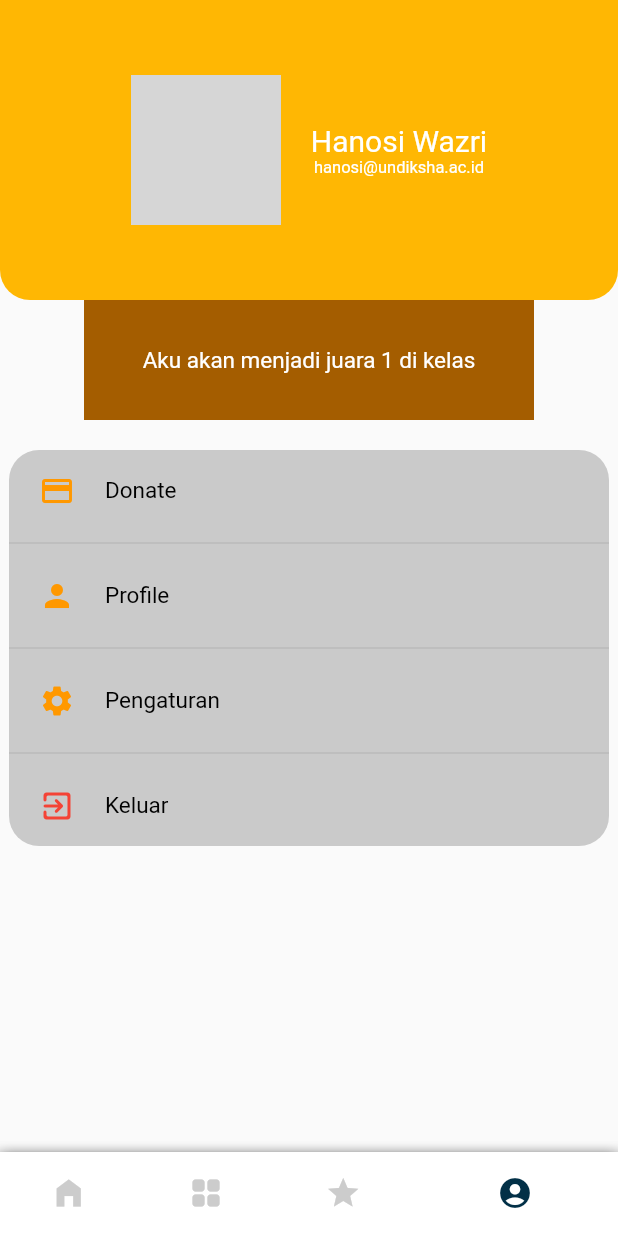
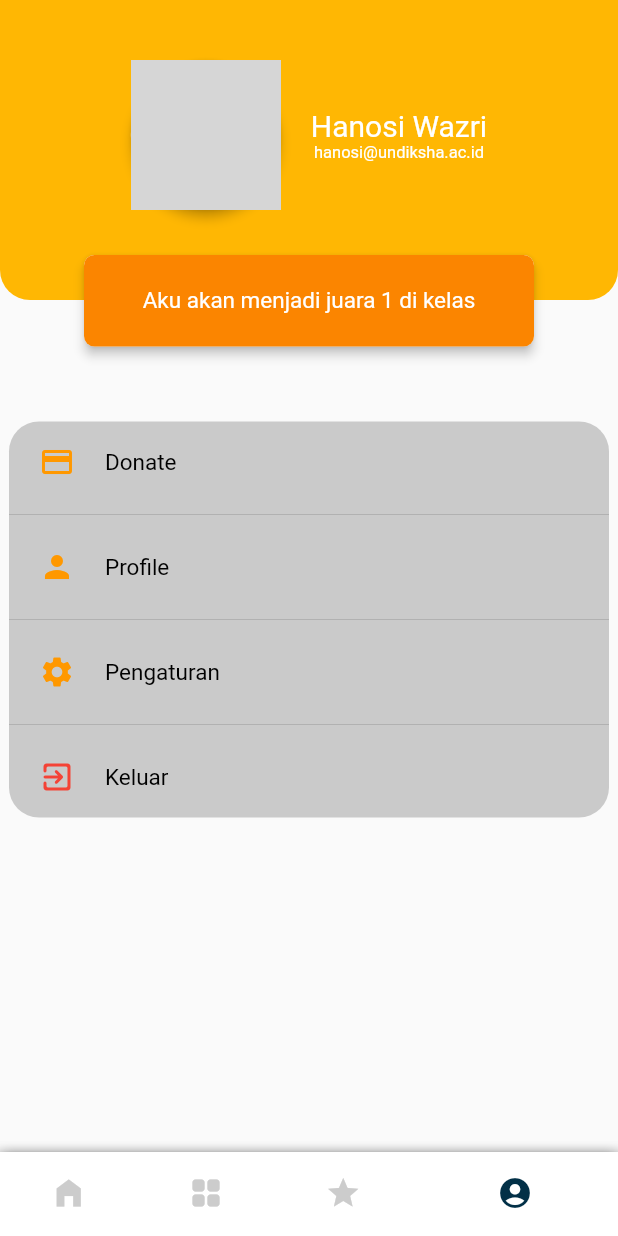
Before and after one commit to wahyusinggihw/lidm-studymate, a Flutter app: the screen it shows after launch, item 4 of the bottom bar chosen, on a phone screen of 412 x 824 dp. Run offline on Flutter 3.47's test engine with Material 2 defaults, Android fonts, the light colour scheme and no system bars; our stand-ins replace firebase_core, google_fonts; accounts and stored records are empty; network calls fail; grey boxes are pictures that could not be loaded.

Commit message:
fix menu me

```diff
--- a/lib/main/bottomBar.dart
+++ b/lib/main/bottomBar.dart
@@ -5,7 +5,11 @@ import 'package:study_mate/main/home.dart';
 import 'package:study_mate/main/me.dart';
 import 'package:study_mate/main/quad.dart';
 
-Color globalColor = Color(0xffFFB703);
+Color colorOrange = const Color(0xffFFB703);
+Color colorOrange1 = const Color(0xffFB8500);
+Color colorBlue = const Color(0xff8ECAE6);
+Color colorBlue1 = const Color(0xff219EBC);
+Color colorBlue2 = const Color(0xff023047);
 
 class BottomBar extends StatefulWidget {
   const BottomBar({Key? key}) : super(key: key);
--- a/lib/main/me.dart
+++ b/lib/main/me.dart
@@ -1,4 +1,5 @@
 import 'package:flutter/material.dart';
+import 'package:study_mate/main/bottomBar.dart';
 
 class Me extends StatefulWidget {
   const Me({Key? key}) : super(key: key);
@@ -26,28 +27,29 @@ class _MeState extends State<Me> with SingleTickerProviderStateMixin {
   Widget build(BuildContext context) {
     return MaterialApp(
       home: Scaffold(
-        body: Stack(
+        body: Column(
           children: [
-            Container(
-              child: Column(
+            Stack(
               children: [
                 Container(
                   height: 200,
-                    decoration: (BoxDecoration(
+                  decoration: const BoxDecoration(
                     borderRadius: BorderRadius.only(
                         bottomLeft: Radius.circular(20),
                         bottomRight: Radius.circular(20)),
                     color: Color(0xffFFB703),
-                    )),
-                    child: Column(
+                  ),
+                ),
+                Padding(
+                  padding: const EdgeInsets.only(top: 40),
+                  child: Row(
                     crossAxisAlignment: CrossAxisAlignment.center,
                     mainAxisAlignment: MainAxisAlignment.center,
                     children: [
-                        Row(
-                          crossAxisAlignment: CrossAxisAlignment.center,
-                          mainAxisAlignment: MainAxisAlignment.center,
-                          children: [
-                            Container(
+                      Material(
+                        borderRadius: BorderRadius.circular(255),
+                        elevation: 3,
+                        child: Container(
                           width: 100,
                           height: 100,
                           child: ClipOval(
@@ -55,33 +57,41 @@ class _MeState extends State<Me> with SingleTickerProviderStateMixin {
                                 "https://www.jordanharbinger.com/wp-content/uploads/2018/09/be-the-most-interesting.jpg"),
                           ),
                         ),
+                      ),
                       Padding(
                         padding: EdgeInsets.only(left: 20),
                         child: Column(
+                          crossAxisAlignment: CrossAxisAlignment.center,
+                          mainAxisAlignment: MainAxisAlignment.center,
                           children: [
                             Text(
                               "Hanosi Wazri",
-                                    style: TextStyle(
-                                        fontSize: 20, color: Colors.white),
+                              style:
+                                  TextStyle(fontSize: 20, color: Colors.white),
                             ),
                             Text(
                               "hanosi@undiksha.ac.id",
-                                    style: TextStyle(
-                                        fontSize: 11, color: Colors.white),
+                              style:
+                                  TextStyle(fontSize: 11, color: Colors.white),
                             ),
                           ],
                         ),
                       ),
                     ],
                   ),
-                      ],
                 ),
-                  ),
-                  Container(
-                    height: 80,
+                Padding(
+                  padding: const EdgeInsets.only(top: 170.0),
+                  child: Center(
+                    child: Material(
+                      borderRadius: BorderRadius.circular(7),
+                      elevation: 3,
+                      child: Container(
+                        height: 61,
                         width: 300,
-                    decoration:
-                        BoxDecoration(color: Color.fromARGB(255, 164, 93, 0)),
+                        decoration: BoxDecoration(
+                            color: colorOrange1,
+                            borderRadius: BorderRadius.circular(7)),
                         child: Center(
                           child: Text(
                             'Aku akan menjadi juara 1 di kelas',
@@ -89,8 +99,13 @@ class _MeState extends State<Me> with SingleTickerProviderStateMixin {
                           ),
                         ),
                       ),
-                  Padding(
-                    padding: EdgeInsets.only(top: 20),
+                    ),
+                  ),
+                ),
+              ],
+            ),
+            SizedBox(height: 50),
+            Center(
               child: Container(
                 width: 400,
                 decoration: BoxDecoration(
@@ -101,8 +116,8 @@ class _MeState extends State<Me> with SingleTickerProviderStateMixin {
                     Column(
                       children: [
                         Padding(
-                                padding: EdgeInsets.only(
-                                    top: 15, bottom: 15, left: 20),
+                          padding:
+                              EdgeInsets.only(top: 15, bottom: 15, left: 20),
                           child: Row(
                             children: [
                               Icon(
@@ -122,8 +137,8 @@ class _MeState extends State<Me> with SingleTickerProviderStateMixin {
                         ),
                         Divider(),
                         Padding(
-                                padding: EdgeInsets.only(
-                                    top: 15, bottom: 15, left: 20),
+                          padding:
+                              EdgeInsets.only(top: 15, bottom: 15, left: 20),
                           child: Row(
                             children: [
                               Icon(
@@ -143,8 +158,8 @@ class _MeState extends State<Me> with SingleTickerProviderStateMixin {
                         ),
                         Divider(),
                         Padding(
-                                padding: EdgeInsets.only(
-                                    top: 15, bottom: 15, left: 20),
+                          padding:
+                              EdgeInsets.only(top: 15, bottom: 15, left: 20),
                           child: Row(
                             children: [
                               Icon(
@@ -164,8 +179,8 @@ class _MeState extends State<Me> with SingleTickerProviderStateMixin {
                         ),
                         Divider(),
                         Padding(
-                                padding: EdgeInsets.only(
-                                    top: 15, bottom: 15, left: 20),
+                          padding:
+                              EdgeInsets.only(top: 15, bottom: 15, left: 20),
                           child: Row(
                             children: [
                               Icon(
@@ -192,9 +207,6 @@ class _MeState extends State<Me> with SingleTickerProviderStateMixin {
           ],
         ),
       ),
-          ],
-        ),
-      ),
     );
   }
 }
--- a/lib/main/quad.dart
+++ b/lib/main/quad.dart
@@ -51,7 +51,7 @@ class QuadState extends State<Quad> {
                                         style: GoogleFonts.poppins(
                                             fontSize: 16,
                                             fontWeight: FontWeight.w600,
-                                            color: globalColor)),
+                                            color: colorOrange)),
                                   ),
                                   Align(
                                     alignment: AlignmentDirectional.center,
@@ -92,7 +92,7 @@ class QuadState extends State<Quad> {
                                         style: GoogleFonts.poppins(
                                             fontSize: 16,
                                             fontWeight: FontWeight.bold,
-                                            color: globalColor)),
+                                            color: colorOrange)),
                                   ),
                                 ],
                               ),
@@ -122,7 +122,7 @@ class QuadState extends State<Quad> {
                                       style: GoogleFonts.poppins(
                                           fontSize: 16,
                                           fontWeight: FontWeight.w600,
-                                          color: globalColor)),
+                                          color: colorOrange)),
                                 ),
                                 Align(
                                   alignment: AlignmentDirectional.center,
@@ -196,7 +196,7 @@ class QuadState extends State<Quad> {
                                       style: GoogleFonts.poppins(
                                           fontSize: 16,
                                           fontWeight: FontWeight.w600,
-                                          color: globalColor)),
+                                          color: colorOrange)),
                                 ),
                                 Align(
                                   alignment: AlignmentDirectional.center,
@@ -262,7 +262,7 @@ class QuadState extends State<Quad> {
                                     style: GoogleFonts.poppins(
                                         fontSize: 16,
                                         fontWeight: FontWeight.w600,
-                                        color: globalColor)),
+                                        color: colorOrange)),
                               ),
                               Align(
                                 alignment: AlignmentDirectional.center,
```
Lines whose indentation alone changed are shown as unchanged.
